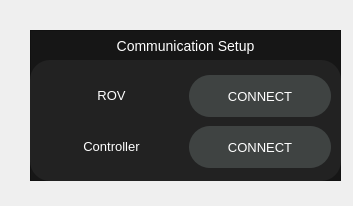
Before: the Qt Designer form control_panel_section_widgets/communication_setup.ui in itumtalaiteam/Denizalti, drawn with Qt 5.
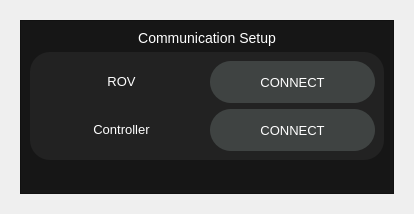
After: the same form once the commit is applied.

```diff
--- a/control_panel_section_widgets/communication_setup.ui
+++ b/control_panel_section_widgets/communication_setup.ui
@@ -6,31 +6,19 @@
    <rect>
     <x>0</x>
     <y>0</y>
-    <width>353</width>
-    <height>206</height>
+    <width>414</width>
+    <height>214</height>
    </rect>
   </property>
   <property name="windowTitle">
    <string>Form</string>
   </property>
+  <layout class="QVBoxLayout" name="verticalLayout_4">
+   <item>
   <widget class="QWidget" name="cpanel_com_setup_widget" native="true">
-   <property name="geometry">
-    <rect>
-     <x>30</x>
-     <y>30</y>
-     <width>311</width>
-     <height>151</height>
-    </rect>
-   </property>
+     <layout class="QVBoxLayout" name="verticalLayout_3">
+      <item>
    <widget class="QFrame" name="cpanel_com_setup">
-    <property name="geometry">
-     <rect>
-      <x>0</x>
-      <y>0</y>
-      <width>311</width>
-      <height>151</height>
-     </rect>
-    </property>
     <property name="styleSheet">
      <string notr="true">QFrame#cpanel_com_setup{
 background-color:	rgba(22,22,22,255);
@@ -42,14 +30,14 @@
     <property name="frameShadow">
      <enum>QFrame::Raised</enum>
     </property>
+        <layout class="QVBoxLayout" name="verticalLayout_2">
+         <item>
     <widget class="QLabel" name="cpanel_label_cameras">
-     <property name="geometry">
-      <rect>
-       <x>80</x>
-       <y>0</y>
-       <width>151</width>
-       <height>31</height>
-      </rect>
+           <property name="sizePolicy">
+            <sizepolicy hsizetype="Preferred" vsizetype="Fixed">
+             <horstretch>0</horstretch>
+             <verstretch>0</verstretch>
+            </sizepolicy>
      </property>
      <property name="styleSheet">
       <string notr="true">color:White;
@@ -62,15 +50,9 @@
       <set>Qt::AlignCenter</set>
      </property>
     </widget>
+         </item>
+         <item>
     <widget class="QFrame" name="cpanel_frame_com_setup">
-     <property name="geometry">
-      <rect>
-       <x>0</x>
-       <y>30</y>
-       <width>311</width>
-       <height>121</height>
-      </rect>
-     </property>
      <property name="styleSheet">
       <string notr="true">QFrame#cpanel_frame_com_setup {
 background-color: rgba(34,34,34,255);
@@ -101,15 +83,8 @@
      <property name="frameShadow">
       <enum>QFrame::Raised</enum>
      </property>
-     <widget class="QWidget" name="gridLayoutWidget">
-      <property name="geometry">
-       <rect>
-        <x>10</x>
-        <y>12</y>
-        <width>291</width>
-        <height>101</height>
-       </rect>
-      </property>
+           <layout class="QVBoxLayout" name="verticalLayout">
+            <item>
       <layout class="QGridLayout" name="gridLayout">
        <property name="sizeConstraint">
         <enum>QLayout::SetDefaultConstraint</enum>
@@ -170,10 +145,30 @@
         </widget>
        </item>
       </layout>
-     </widget>
-    </widget>
-   </widget>
-  </widget>
+            </item>
+           </layout>
+          </widget>
+         </item>
+         <item>
+          <spacer name="verticalSpacer">
+           <property name="orientation">
+            <enum>Qt::Vertical</enum>
+           </property>
+           <property name="sizeHint" stdset="0">
+            <size>
+             <width>20</width>
+             <height>40</height>
+            </size>
+           </property>
+          </spacer>
+         </item>
+        </layout>
+       </widget>
+      </item>
+     </layout>
+    </widget>
+   </item>
+  </layout>
  </widget>
  <resources/>
  <connections/>
```
Lines whose indentation alone changed are shown as unchanged.
